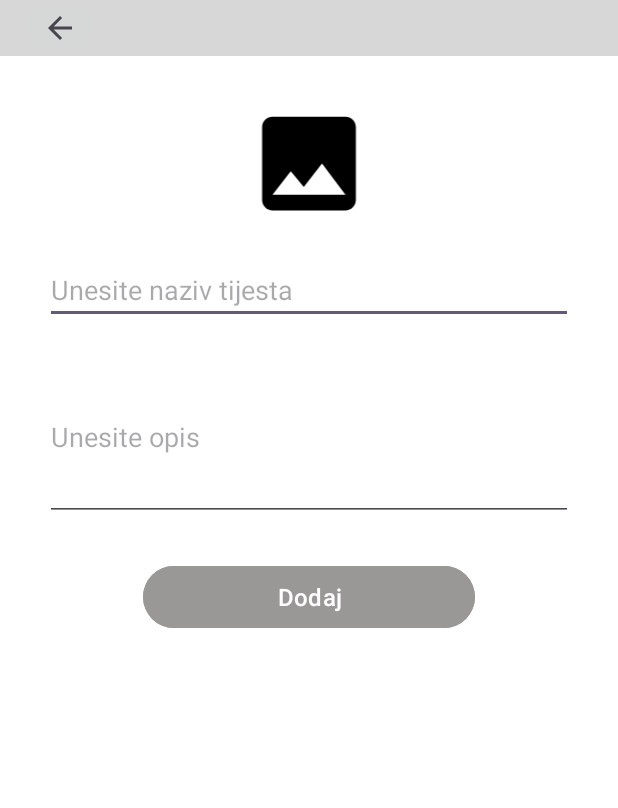
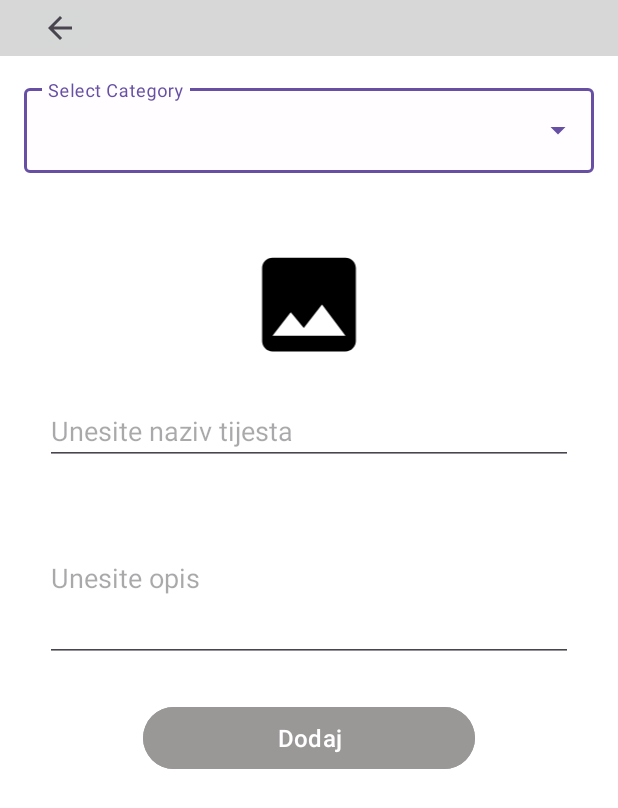
Before and after one commit to CaniTanushaj/RNMA, an Android app: the AddCategory screen opened directly, with no data from a screen before it, on a phone screen of 412 x 824 dp. Shown: the top 808 px of the screen. Run offline under Robolectric (Android 15) with nearby library versions, the phone set to English and light mode, and no system bars; our stand-ins replace Firebase (no records; nobody signed in at launch, a user with empty details on screens opened directly).

Commit message:
Promjena taktike, gas do daske

```diff
--- a/app/src/main/java/ba/fsre/bakeryapp/AddCategory.java
+++ b/app/src/main/java/ba/fsre/bakeryapp/AddCategory.java
@@ -8,6 +8,9 @@ import android.net.Uri;
 import android.os.Bundle;
 import android.view.View;
 import android.webkit.MimeTypeMap;
+import android.widget.AdapterView;
+import android.widget.ArrayAdapter;
+import android.widget.AutoCompleteTextView;
 import android.widget.Button;
 import android.widget.EditText;
 import android.widget.ImageButton;
@@ -32,6 +35,12 @@ import com.google.firebase.storage.UploadTask;
 
 public class AddCategory extends AppCompatActivity {
 
+    String[] item = {"Kruh","Pecivo","Lisnato","Burek"};
+
+    AutoCompleteTextView autoCompele;
+    public String category;
+
+    ArrayAdapter<String> adapterItem;
     private EditText name;
     private EditText description;
     private Button addBtn;
@@ -50,6 +59,18 @@ public class AddCategory extends AppCompatActivity {
         addBtn = findViewById(R.id.btnInsertData);
         uploadImage = findViewById(R.id.uploadImg);
         btnBack = findViewById(R.id.btnBack);
+        autoCompele = findViewById(R.id.auto_complete_txt);
+        adapterItem = new ArrayAdapter<String>(this,R.layout.list_item,item);
+
+        autoCompele.setAdapter(adapterItem);
+
+        autoCompele.setOnItemClickListener(new AdapterView.OnItemClickListener() {
+            @Override
+            public void onItemClick(AdapterView<?> parent, View view, int position, long id) {
+                     category = parent.getItemAtPosition(position).toString();
+
+            }
+        });
 
         ActivityResultLauncher<Intent> activityResultLauncher = registerForActivityResult(
                 new ActivityResultContracts.StartActivityForResult(),
@@ -97,7 +118,7 @@ public class AddCategory extends AppCompatActivity {
                     return;
                 }
 
-                insertCategory(categoryName, categoryDescription, imageUri);
+                insertCategory(categoryName, categoryDescription,category, imageUri);
             }
         });
 
@@ -111,18 +132,19 @@ public class AddCategory extends AppCompatActivity {
 
     }
 
-    private void insertCategory(String name, String description, Uri imageUri) {
+    private void insertCategory(String name, String description,String cat, Uri imageUri) {
         FirebaseDatabase database = FirebaseDatabase.getInstance();
         DatabaseReference dbRef = database.getReference("categories");
         StorageReference imageRef = storageReference.child(System.currentTimeMillis() + "." + getFileExtension(imageUri));
         String id = dbRef.push().getKey();
+
         imageRef.putFile(imageUri).addOnSuccessListener(new OnSuccessListener<UploadTask.TaskSnapshot>() {
             @Override
             public void onSuccess(UploadTask.TaskSnapshot taskSnapshot) {
                 imageRef.getDownloadUrl().addOnSuccessListener(new OnSuccessListener<Uri>() {
                     @Override
                     public void onSuccess(Uri uri) {
-                        Category category = new Category(name, description, id, uri.toString());
+                        Category category = new Category(name, description, id,cat, uri.toString());
                         dbRef.child(id).setValue(category).addOnCompleteListener(new OnCompleteListener<Void>() {
                             @Override
                             public void onComplete(@NonNull Task<Void> task) {
--- a/app/src/main/res/layout/activity_add_category.xml
+++ b/app/src/main/res/layout/activity_add_category.xml
@@ -21,6 +21,21 @@
             android:contentDescription="@string/close_button_description"
             android:src="?attr/actionModeCloseDrawable" />
     </androidx.appcompat.widget.Toolbar>
+    <com.google.android.material.textfield.TextInputLayout
+        android:layout_width="match_parent"
+        android:layout_height="wrap_content"
+        android:layout_margin="16dp"
+        android:hint="@string/select"
+        style="@style/Widget.MaterialComponents.TextInputLayout.OutlinedBox.ExposedDropdownMenu"
+        >
+        <AutoCompleteTextView
+            android:id="@+id/auto_complete_txt"
+            android:layout_width="match_parent"
+            android:layout_height="wrap_content"
+            android:inputType="none"
+            ></AutoCompleteTextView>
+
+    </com.google.android.material.textfield.TextInputLayout>
 
     <LinearLayout
         android:layout_width="match_parent"
@@ -51,6 +66,8 @@
             android:layout_marginTop="20dp"
             android:hint="Unesite opis " />
 
+
+
         <Button
             android:id="@+id/btnInsertData"
             android:layout_width="221dp"
--- a/app/src/main/res/values/strings.xml
+++ b/app/src/main/res/values/strings.xml
@@ -1,6 +1,7 @@
 <resources>
     <string name="app_name">Bakery App</string>
-    <!-- TODO: Remove or change this placeholder text -->
+    <string name="select">Select Category</string>
+
     <string name="hello_blank_fragment">Hello blank fragment</string>
 
     <string name="open">open</string>
```
Also changed, not shown: app/src/main/java/ba/fsre/bakeryapp/Category.java (+11 -2 lines), app/src/main/res/layout/list_item.xml (added, +10 -0 lines).
